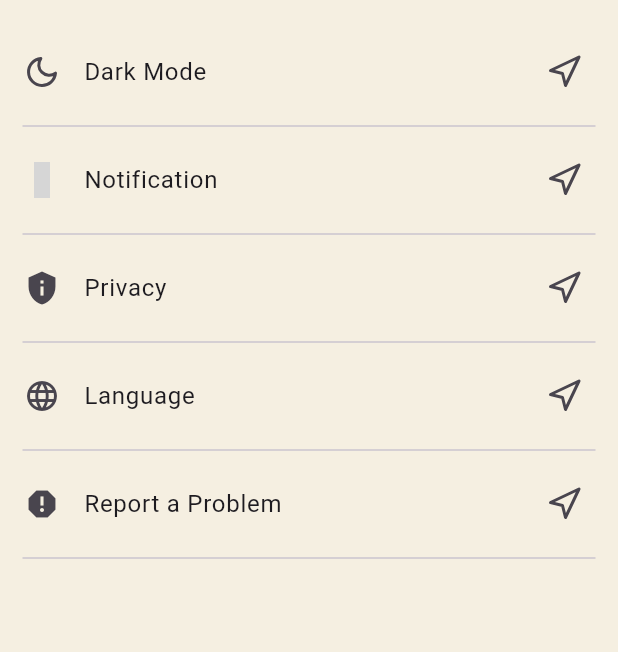
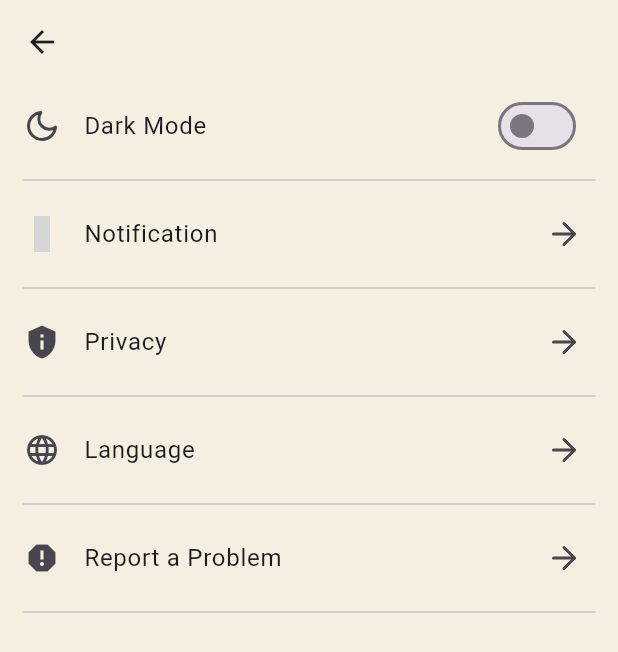
Before and after one commit to AyomideCharles/Booksbury, a Flutter app: the Profile screen opened by its route, on a phone screen of 412 x 824 dp. Shown: the top 652 px of the screen. Run offline on Flutter 3.47's test engine with Material 3 defaults, Android fonts, the phone set to English and light mode, and no system bars; our stand-ins replace flutter_feather_icons, get, iconsax; network calls fail; grey boxes are pictures that could not be loaded.

Commit message:
style: made changes to UI

```diff
--- a/lib/views/profile/profile.dart
+++ b/lib/views/profile/profile.dart
@@ -1,6 +1,8 @@
 import 'package:flutter/material.dart';
 import 'package:flutter_feather_icons/flutter_feather_icons.dart';
 import 'package:iconsax/iconsax.dart';
+
+import '../../constants/app_color.dart';
 
 class Profile extends StatefulWidget {
   const Profile({super.key});
@@ -10,7 +12,6 @@ class Profile extends StatefulWidget {
 }
 
 List settings = [
-  {'title': 'Dark Mode', 'leading': FeatherIcons.moon},
   {'title': 'Notification', 'leading': Iconsax.notification},
   {'title': 'Privacy', 'leading': Icons.privacy_tip},
   {'title': 'Language', 'leading': Icons.language},
@@ -18,12 +19,34 @@ List settings = [
 ];
 
 class _ProfileState extends State<Profile> {
+  bool switchValue = false;
   @override
   Widget build(BuildContext context) {
     return Scaffold(
-      body: Padding(
-        padding: const EdgeInsets.only(top: 20),
-        child: ListView.builder(
+      appBar: AppBar(
+        backgroundColor: AppColor.secondaryColor,
+      ),
+      body: Column(
+        children: [
+          ListTile(
+            leading: const Icon(FeatherIcons.moon),
+            title: const Text('Dark Mode'),
+            trailing: Switch(
+                activeColor: AppColor.buttonColor,
+                value: switchValue,
+                onChanged: (value) {
+                  setState(() {
+                    switchValue = value;
+                  });
+                }),
+          ),
+          const Divider(
+            endIndent: 15,
+            indent: 15,
+          ),
+          ListView.builder(
+              padding: EdgeInsets.zero,
+              shrinkWrap: true,
               itemCount: settings.length,
               itemBuilder: (context, index) {
                 return Column(
@@ -31,7 +54,7 @@ class _ProfileState extends State<Profile> {
                     ListTile(
                       leading: Icon(settings[index]['leading']),
                       title: Text(settings[index]['title']),
-                    trailing: const Icon(FeatherIcons.navigation),
+                      trailing: const Icon(FeatherIcons.arrowRight),
                     ),
                     const Divider(
                       endIndent: 15,
@@ -40,6 +63,7 @@ class _ProfileState extends State<Profile> {
                   ],
                 );
               }),
+        ],
       ),
     );
   }
```
Also changed, not shown: lib/views/explore/explore.dart (+90 -18 lines), lib/views/homepage/widgets/home_list.dart (+4 -6 lines), lib/views/homepage/widgets/trending_books.dart (+4 -5 lines), lib/views/savedbooks/save.dart (+12 -3 lines). Lines whose indentation alone changed are shown as unchanged.
